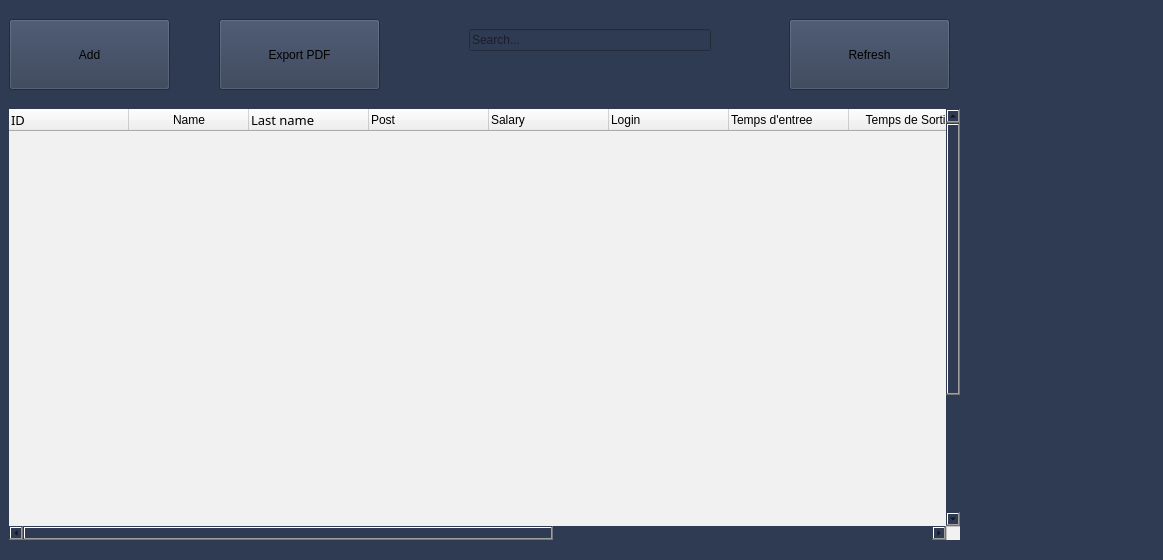
This is employee.ui in HyperDarkmoon/TVEmpire as Qt 5 draws it before an edit. The edited form follows.
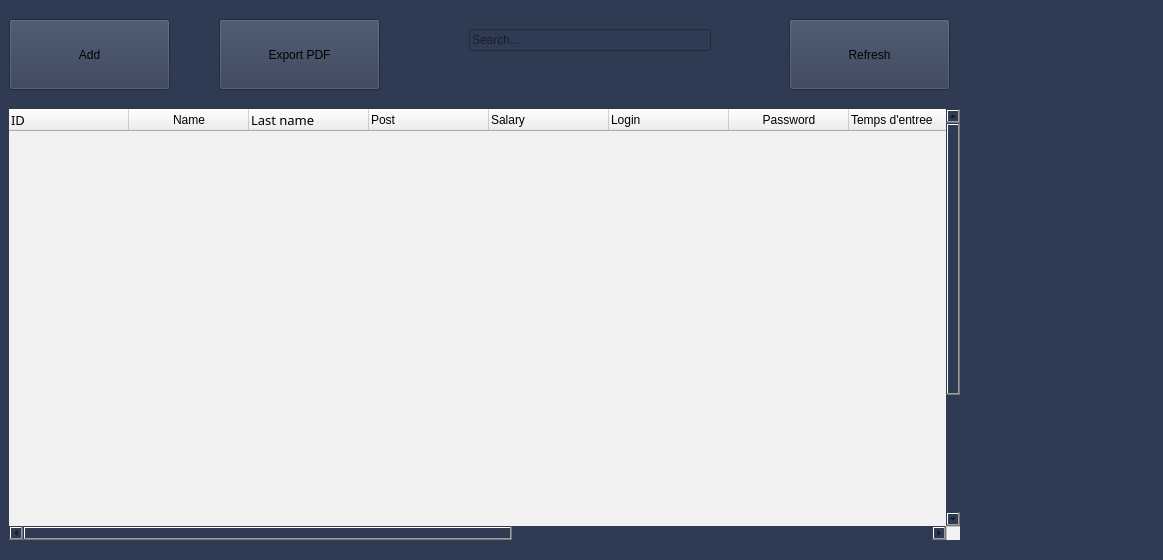
This is the edited form. Icons and pictures are not drawn.

```diff
--- a/employee.ui
+++ b/employee.ui
@@ -807,6 +807,11 @@
       <set>AlignLeading|AlignVCenter</set>
      </property>
     </column>
+    <column>
+     <property name="text">
+      <string>Password</string>
+     </property>
+    </column>
     <column>
      <property name="text">
       <string>Temps d'entree</string>
```
Left out of the diff: 5 changed lines with no effect on the pictures.
